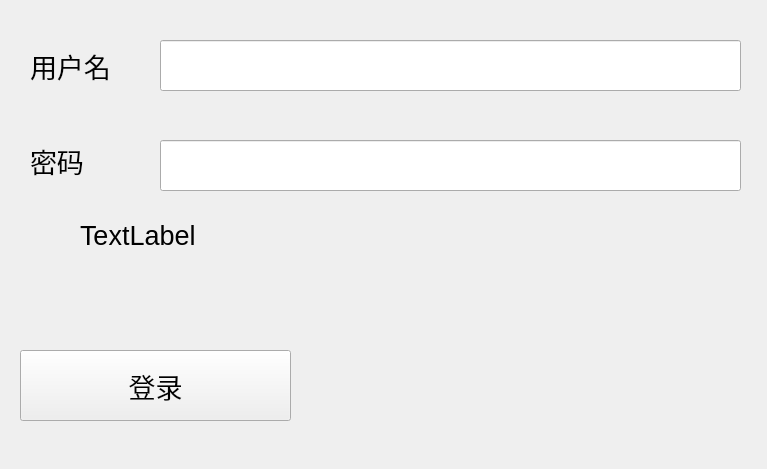
First picture: the form in gui/account.ui, repository Glucy-2/employee-perf-mgr, before the edit.
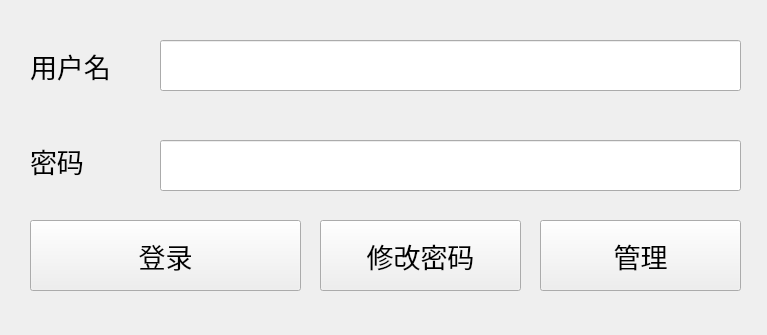
Second picture: the form after the edit.

Diff of the .ui file:
```diff
--- a/gui/account.ui
+++ b/gui/account.ui
@@ -7,7 +7,7 @@
     <x>0</x>
     <y>0</y>
     <width>767</width>
-    <height>469</height>
+    <height>335</height>
    </rect>
   </property>
   <property name="maximumSize">
@@ -58,8 +58,8 @@
   <widget class="QPushButton" name="login_btn">
    <property name="geometry">
     <rect>
-     <x>20</x>
-     <y>350</y>
+     <x>30</x>
+     <y>220</y>
      <width>271</width>
      <height>71</height>
     </rect>
@@ -109,13 +109,13 @@
     <string>密码</string>
    </property>
   </widget>
-  <widget class="QLabel" name="tip_label">
+  <widget class="QPushButton" name="change_password_btn">
    <property name="geometry">
     <rect>
-     <x>80</x>
+     <x>320</x>
      <y>220</y>
-     <width>611</width>
-     <height>101</height>
+     <width>201</width>
+     <height>71</height>
     </rect>
    </property>
    <property name="font">
@@ -124,11 +124,26 @@
     </font>
    </property>
    <property name="text">
-    <string>TextLabel</string>
+    <string>修改密码</string>
    </property>
-   <property name="alignment">
-    <set>Qt::AlignLeading|Qt::AlignLeft|Qt::AlignTop</set>
+  </widget>
+  <widget class="QPushButton" name="manage_btn">
+   <property name="geometry">
+    <rect>
+     <x>540</x>
+     <y>220</y>
+     <width>201</width>
+     <height>71</height>
+    </rect>
    </property>
+   <property name="font">
+    <font>
+     <pointsize>20</pointsize>
+    </font>
+   </property>
+   <property name="text">
+    <string>管理</string>
+   </property>
   </widget>
   <zorder>username_line</zorder>
   <zorder>password_line</zorder>
```
Left out of the diff: 8 changed lines with no effect on the pictures.
